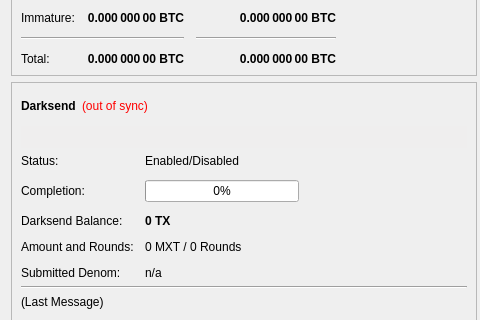
Old version of the form src/qt/forms/overviewpage.ui in the repository martexcoin/martexcoin_4x; both pictures show x 0 to 480 and y 166 to 486 of the 960 by 609 pixel window.
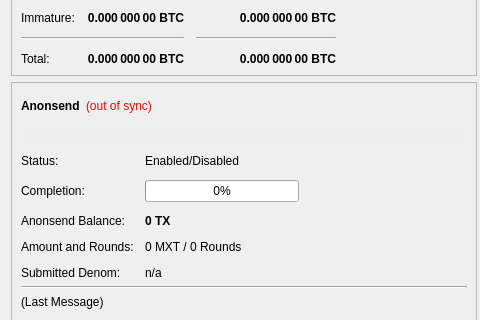
New version of the form.

Commit message: Rebranding: Darksend/InstantX changed to AnonSend/FastTx

The edit to the form file:
```diff
--- a/src/qt/forms/overviewpage.ui
+++ b/src/qt/forms/overviewpage.ui
@@ -487,7 +487,7 @@
                </font>
               </property>
               <property name="text">
-               <string>Darksend</string>
+               <string>Anonsend</string>
               </property>
              </widget>
             </item>
@@ -994,7 +994,7 @@
             <item row="3" column="0">
              <widget class="QLabel" name="labelAnonymizedText">
               <property name="text">
-               <string>Darksend Balance:</string>
+               <string>Anonsend Balance:</string>
               </property>
              </widget>
             </item>
```
Left out of the diff: 20 changed lines with no effect on the pictures. The commit also changes 63 other files.
